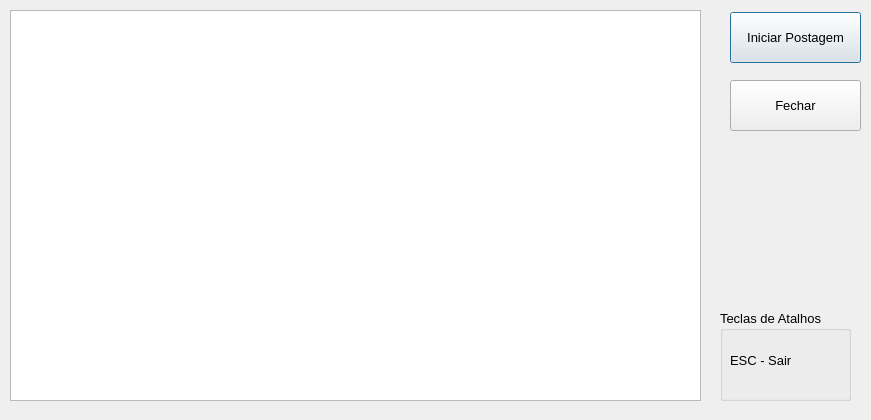
bruno-bert/nfpauto, file dialog_postar.ui: the form before one commit.
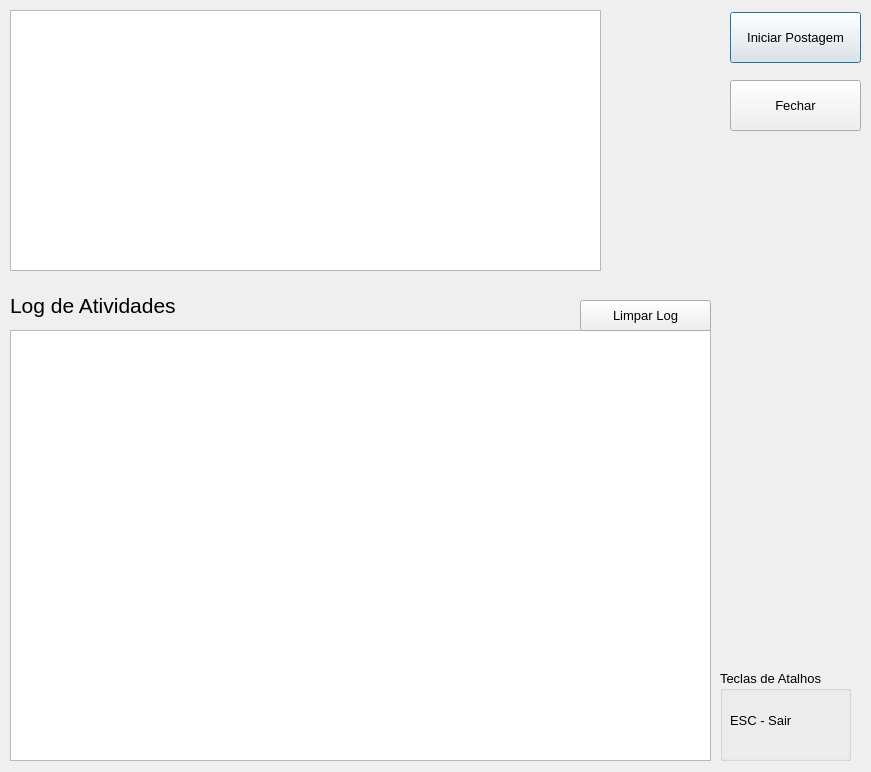
The form after the commit.

Diff of the .ui file:
```diff
--- a/dialog_postar.ui
+++ b/dialog_postar.ui
@@ -7,7 +7,7 @@
     <x>0</x>
     <y>0</y>
     <width>871</width>
-    <height>420</height>
+    <height>772</height>
    </rect>
   </property>
   <property name="font">
@@ -26,8 +26,8 @@
     <rect>
      <x>10</x>
      <y>10</y>
-     <width>691</width>
-     <height>391</height>
+     <width>591</width>
+     <height>261</height>
     </rect>
    </property>
    <property name="font">
@@ -49,7 +49,7 @@
    <property name="geometry">
     <rect>
      <x>720</x>
-     <y>310</y>
+     <y>670</y>
      <width>131</width>
      <height>91</height>
     </rect>
@@ -105,6 +105,47 @@
     <string>Fechar</string>
    </property>
   </widget>
+  <widget class="QLabel" name="label_log">
+   <property name="geometry">
+    <rect>
+     <x>10</x>
+     <y>290</y>
+     <width>581</width>
+     <height>31</height>
+    </rect>
+   </property>
+   <property name="font">
+    <font>
+     <pointsize>16</pointsize>
+    </font>
+   </property>
+   <property name="text">
+    <string>Log de Atividades</string>
+   </property>
+  </widget>
+  <widget class="QListView" name="list_log">
+   <property name="geometry">
+    <rect>
+     <x>10</x>
+     <y>330</y>
+     <width>701</width>
+     <height>431</height>
+    </rect>
+   </property>
+  </widget>
+  <widget class="QPushButton" name="btn_limpar">
+   <property name="geometry">
+    <rect>
+     <x>580</x>
+     <y>300</y>
+     <width>131</width>
+     <height>31</height>
+    </rect>
+   </property>
+   <property name="text">
+    <string>Limpar Log</string>
+   </property>
+  </widget>
  </widget>
  <resources/>
  <connections/>
```
